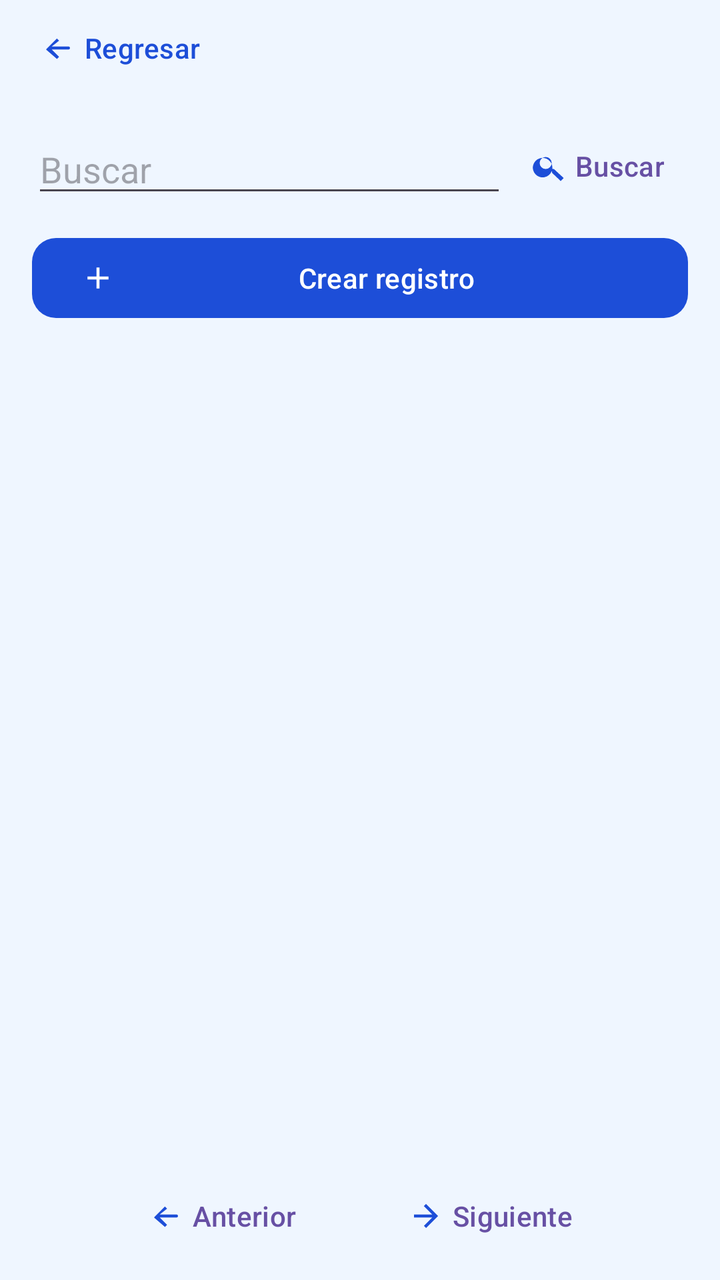
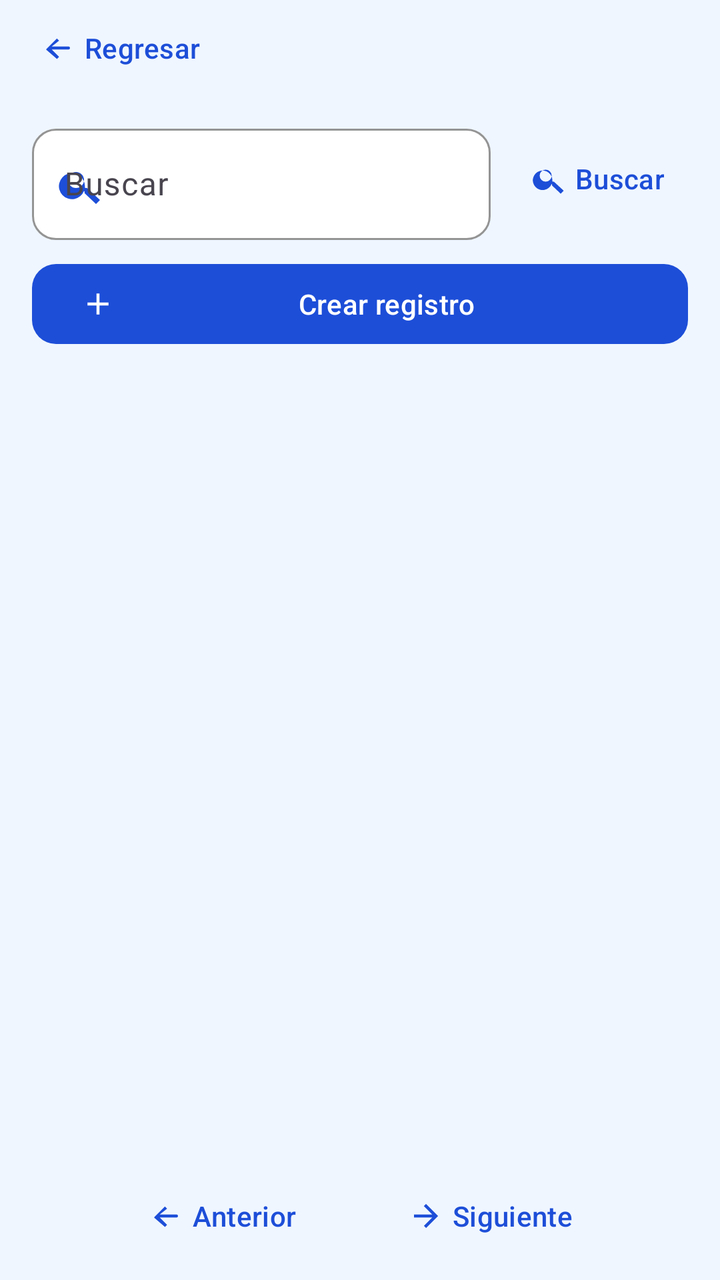

The first picture is an Android layout as it rendered before a commit; the second is the same layout after the commit. The layout source and the unified diff follow.
<!-- AndroidManifest.xml: application theme Theme.InchekyAndroid -->
<!-- res/layout/activity_resource.xml -->
<?xml version="1.0" encoding="utf-8"?>
<androidx.constraintlayout.widget.ConstraintLayout xmlns:android="http://schemas.android.com/apk/res/android"
    xmlns:app="http://schemas.android.com/apk/res-auto"
    android:id="@+id/resourceRoot"
    android:layout_width="match_parent"
    android:layout_height="match_parent"
    android:background="@color/auth_background">

    <com.google.android.material.button.MaterialButton
        android:id="@+id/btnResourceBack"
        style="@style/Widget.Material3.Button.TextButton"
        android:layout_width="wrap_content"
        android:layout_height="wrap_content"
        android:layout_marginStart="8dp"
        android:contentDescription="@string/navigation_back"
        android:text="@string/navigation_back"
        android:textAllCaps="false"
        android:textColor="@color/auth_primary"
        app:icon="@drawable/ic_arrow_back"
        app:iconTint="@color/auth_primary"
        app:layout_constraintStart_toStartOf="parent"
        app:layout_constraintTop_toTopOf="parent" />

    <TextView
        android:id="@+id/tvResourceTitle"
        android:layout_width="0dp"
        android:layout_height="wrap_content"
        android:paddingStart="8dp"
        android:paddingTop="16dp"
        android:paddingEnd="16dp"
        android:paddingBottom="16dp"
        android:textColor="@color/auth_ink"
        android:textSize="20sp"
        android:textStyle="bold"
        app:layout_constraintEnd_toEndOf="parent"
        app:layout_constraintStart_toEndOf="@id/btnResourceBack"
        app:layout_constraintTop_toTopOf="parent" />

    <LinearLayout
        android:id="@+id/searchControls"
        android:layout_width="0dp"
        android:layout_height="wrap_content"
        android:gravity="center_vertical"
        android:orientation="horizontal"
        android:paddingStart="16dp"
        android:paddingEnd="16dp"
        app:layout_constraintEnd_toEndOf="parent"
        app:layout_constraintStart_toStartOf="parent"
        app:layout_constraintTop_toBottomOf="@id/tvResourceTitle">

        <com.google.android.material.textfield.TextInputEditText
            android:id="@+id/etResourceQuery"
            android:layout_width="0dp"
            android:layout_height="wrap_content"
            android:layout_weight="1"
            android:hint="@string/resource_search"
            android:inputType="text"
            android:maxLines="1" />

        <com.google.android.material.button.MaterialButton
            android:id="@+id/btnResourceSearch"
            style="@style/Widget.Material3.Button.TextButton"
            android:layout_width="wrap_content"
            android:layout_height="wrap_content"
            android:contentDescription="@string/resource_search_action"
            android:text="@string/resource_search_action"
            android:textAllCaps="false"
            app:icon="@drawable/ic_search"
            app:iconTint="@color/auth_primary" />
    </LinearLayout>

    <com.google.android.material.button.MaterialButton
        android:id="@+id/btnResourceCreate"
        android:layout_width="0dp"
        android:layout_height="wrap_content"
        android:layout_marginStart="16dp"
        android:layout_marginTop="8dp"
        android:layout_marginEnd="16dp"
        android:text="@string/resource_create"
        android:textAllCaps="false"
        app:backgroundTint="@color/auth_primary"
        app:cornerRadius="12dp"
        app:icon="@drawable/ic_add"
        app:iconTint="@color/white"
        app:layout_constraintEnd_toEndOf="parent"
        app:layout_constraintStart_toStartOf="parent"
        app:layout_constraintTop_toBottomOf="@id/searchControls" />

    <com.google.android.material.button.MaterialButton
        android:id="@+id/btnResourceImage"
        style="@style/Widget.Material3.Button.TextButton"
        android:layout_width="0dp"
        android:layout_height="wrap_content"
        android:layout_marginStart="16dp"
        android:layout_marginEnd="16dp"
        android:text="@string/resource_choose_image"
        android:textAllCaps="false"
        android:visibility="gone"
        app:icon="@drawable/ic_image"
        app:iconTint="@color/auth_primary"
        app:layout_constraintEnd_toEndOf="parent"
        app:layout_constraintStart_toStartOf="parent"
        app:layout_constraintTop_toBottomOf="@id/btnResourceCreate" />

    <ScrollView
        android:id="@+id/resourceScroll"
        android:layout_width="0dp"
        android:layout_height="0dp"
        android:fillViewport="true"
        android:padding="16dp"
        app:layout_constraintBottom_toTopOf="@id/resourcePager"
        app:layout_constraintEnd_toEndOf="parent"
        app:layout_constraintStart_toStartOf="parent"
        app:layout_constraintTop_toBottomOf="@id/btnResourceImage">

        <LinearLayout
            android:id="@+id/resourceRecords"
            android:layout_width="match_parent"
            android:layout_height="wrap_content"
            android:orientation="vertical" />
    </ScrollView>

    <LinearLayout
        android:id="@+id/resourcePager"
        android:layout_width="0dp"
        android:layout_height="wrap_content"
        android:gravity="center"
        android:orientation="horizontal"
        android:padding="8dp"
        app:layout_constraintBottom_toBottomOf="parent"
        app:layout_constraintEnd_toEndOf="parent"
        app:layout_constraintStart_toStartOf="parent">

        <com.google.android.material.button.MaterialButton
            android:id="@+id/btnPreviousPage"
            style="@style/Widget.Material3.Button.TextButton"
            android:layout_width="wrap_content"
            android:layout_height="wrap_content"
            android:text="@string/resource_previous"
            android:textAllCaps="false"
            app:icon="@drawable/ic_arrow_back"
            app:iconTint="@color/auth_primary" />

        <TextView
            android:id="@+id/tvPageNumber"
            android:layout_width="wrap_content"
            android:layout_height="wrap_content"
            android:paddingStart="16dp"
            android:paddingEnd="16dp"
            android:textColor="@color/auth_ink" />

        <com.google.android.material.button.MaterialButton
            android:id="@+id/btnNextPage"
            style="@style/Widget.Material3.Button.TextButton"
            android:layout_width="wrap_content"
            android:layout_height="wrap_content"
            android:text="@string/resource_next"
            android:textAllCaps="false"
            app:icon="@drawable/ic_arrow_forward"
            app:iconTint="@color/auth_primary" />
    </LinearLayout>
</androidx.constraintlayout.widget.ConstraintLayout>
<!-- resources referenced by this layout -->
<resources>
  <color name="auth_background">#EFF6FF</color>
  <color name="auth_ink">#172554</color>
  <color name="auth_primary">#1D4ED8</color>
  <color name="white">#FFFFFFFF</color>
  <!-- drawable ic_add (drawable) -->
  <vector xmlns:android="http://schemas.android.com/apk/res/android"
      android:width="24dp"
      android:height="24dp"
      android:viewportWidth="24"
      android:viewportHeight="24">
      <path
          android:fillColor="#000000"
          android:pathData="M19,13h-6v6h-2v-6H5v-2h6V5h2v6h6z" />
  </vector>
  <!-- drawable ic_arrow_back (drawable) -->
  <vector xmlns:android="http://schemas.android.com/apk/res/android"
      android:width="24dp"
      android:height="24dp"
      android:viewportWidth="24"
      android:viewportHeight="24">
      <path
          android:fillColor="#000000"
          android:pathData="M20,12c0,0.55 -0.45,1 -1,1L7.83,13l4.88,4.88 -1.42,1.42L4,13l7.29,-7.29 1.42,1.42L7.83,11H19c0.55,0 1,0.45 1,1z" />
  </vector>
  <!-- drawable ic_arrow_forward (drawable) -->
  <vector xmlns:android="http://schemas.android.com/apk/res/android"
      android:width="24dp"
      android:height="24dp"
      android:viewportWidth="24"
      android:viewportHeight="24">
      <path
          android:fillColor="#000000"
          android:pathData="M12,4l-1.41,1.41L16.17,11H4v2h12.17l-5.58,5.59L12,20l8,-8z" />
  </vector>
  <!-- drawable ic_image (drawable) -->
  <vector xmlns:android="http://schemas.android.com/apk/res/android"
      android:width="24dp"
      android:height="24dp"
      android:viewportWidth="24"
      android:viewportHeight="24">
      <path
          android:fillColor="#000000"
          android:pathData="M21,19V5c0,-1.1 -0.9,-2 -2,-2H5c-1.1,0 -2,0.9 -2,2v14c0,1.1 0.9,2 2,2h14c1.1,0 2,-0.9 2,-2M8.5,13.5l2.5,3.01L14.5,12l4.5,6H5zM8,10a2,2 0,1 0,0 -4a2,2 0,0 0,0 4" />
  </vector>
  <!-- drawable ic_search (drawable) -->
  <vector xmlns:android="http://schemas.android.com/apk/res/android"
      android:width="24dp"
      android:height="24dp"
      android:viewportWidth="24"
      android:viewportHeight="24">
      <path
          android:fillColor="#000000"
          android:pathData="M15.5,14h-0.79l-0.28,-0.27A6.5,6.5 0,1 0,14 15.5l0.27,0.28v0.79L20,22l2,-2zM10,14a4,4 0,1 1,0 -8a4,4 0,0 1,0 8" />
  </vector>
  <string name="navigation_back">Regresar</string>
  <string name="resource_choose_image">Seleccionar imagen para el producto</string>
  <string name="resource_create">Crear registro</string>
  <string name="resource_next">Siguiente</string>
  <string name="resource_previous">Anterior</string>
  <string name="resource_search">Buscar</string>
  <string name="resource_search_action">Buscar</string>
  <style name="Theme.InchekyAndroid" parent="Base.Theme.InchekyAndroid" />
  <style name="Base.Theme.InchekyAndroid" parent="Theme.Material3.DayNight.NoActionBar">
          
          
      </style>
</resources>

<!-- the commit's change to res/layout/activity_resource.xml (unified diff, before → after) -->
@@ -48,14 +48,25 @@
         app:layout_constraintStart_toStartOf="parent"
         app:layout_constraintTop_toBottomOf="@id/tvResourceTitle">
 
-        <com.google.android.material.textfield.TextInputEditText
-            android:id="@+id/etResourceQuery"
+        <com.google.android.material.textfield.TextInputLayout
+            android:id="@+id/tilResourceQuery"
             android:layout_width="0dp"
             android:layout_height="wrap_content"
             android:layout_weight="1"
             android:hint="@string/resource_search"
-            android:inputType="text"
-            android:maxLines="1" />
+            android:layout_marginEnd="8dp"
+            app:boxBackgroundMode="outline"
+            app:boxStrokeColor="@color/input_stroke"
+            app:startIconDrawable="@drawable/ic_search"
+            app:startIconTint="@color/auth_primary">
+
+            <com.google.android.material.textfield.TextInputEditText
+                android:id="@+id/etResourceQuery"
+                android:layout_width="match_parent"
+                android:layout_height="wrap_content"
+                android:inputType="text"
+                android:maxLines="1" />
+        </com.google.android.material.textfield.TextInputLayout>
 
         <com.google.android.material.button.MaterialButton
             android:id="@+id/btnResourceSearch"
<!-- resource entries referenced after the edit -->
@@ -63,8 +63,24 @@
   <string name="resource_search_action">Buscar</string>
   <style name="Theme.InchekyAndroid" parent="Base.Theme.InchekyAndroid" />
   <style name="Base.Theme.InchekyAndroid" parent="Theme.Material3.DayNight.NoActionBar">
-          
-          
+          <item name="colorPrimary">@color/auth_primary</item>
+          <item name="colorSecondary">@color/auth_secondary</item>
+          <item name="colorSurface">@color/white</item>
+          <item name="colorOnSurface">@color/auth_ink</item>
+          <item name="textInputStyle">@style/Widget.Incheky.TextInputLayout</item>
       </style>
+  <color name="auth_secondary">#2563EB</color>
+  <style name="Widget.Incheky.TextInputLayout" parent="Widget.Material3.TextInputLayout.OutlinedBox">
+          <item name="boxBackgroundColor">@color/white</item>
+          <item name="boxStrokeColor">@color/input_stroke</item>
+          <item name="boxStrokeWidth">1dp</item>
+          <item name="boxStrokeWidthFocused">2dp</item>
+          <item name="boxCornerRadiusTopStart">12dp</item>
+          <item name="boxCornerRadiusTopEnd">12dp</item>
+          <item name="boxCornerRadiusBottomStart">12dp</item>
+          <item name="boxCornerRadiusBottomEnd">12dp</item>
+          <item name="hintTextColor">@color/auth_muted</item>
+      </style>
+  <color name="auth_muted">#64748B</color>
 </resources>
 
